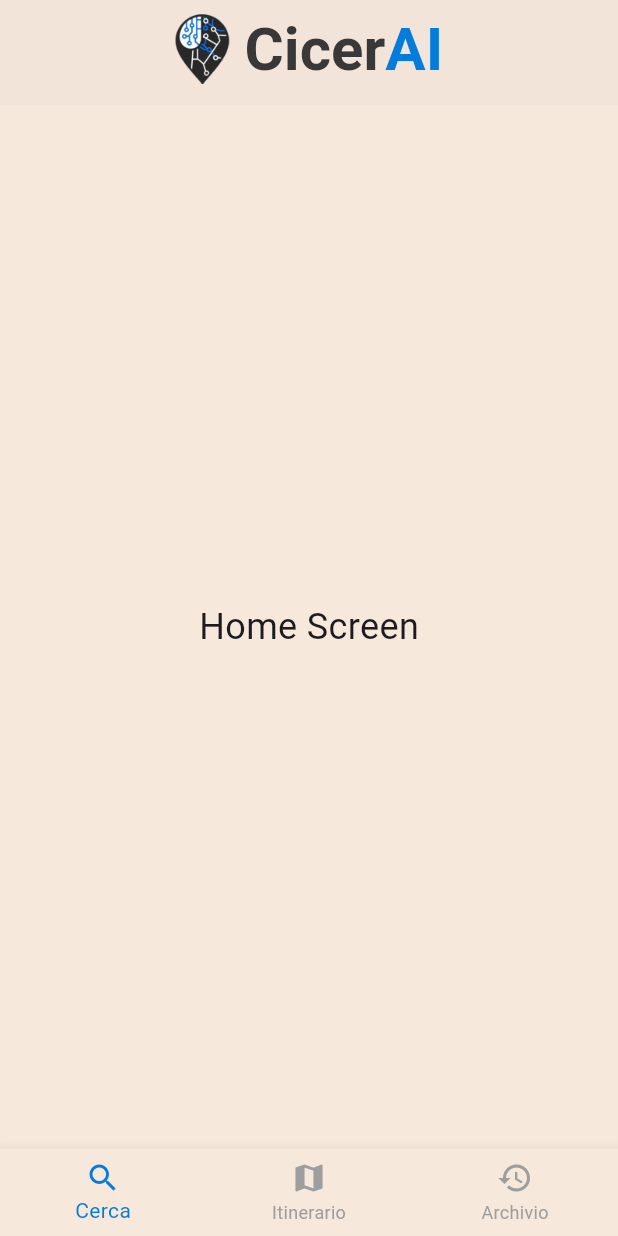
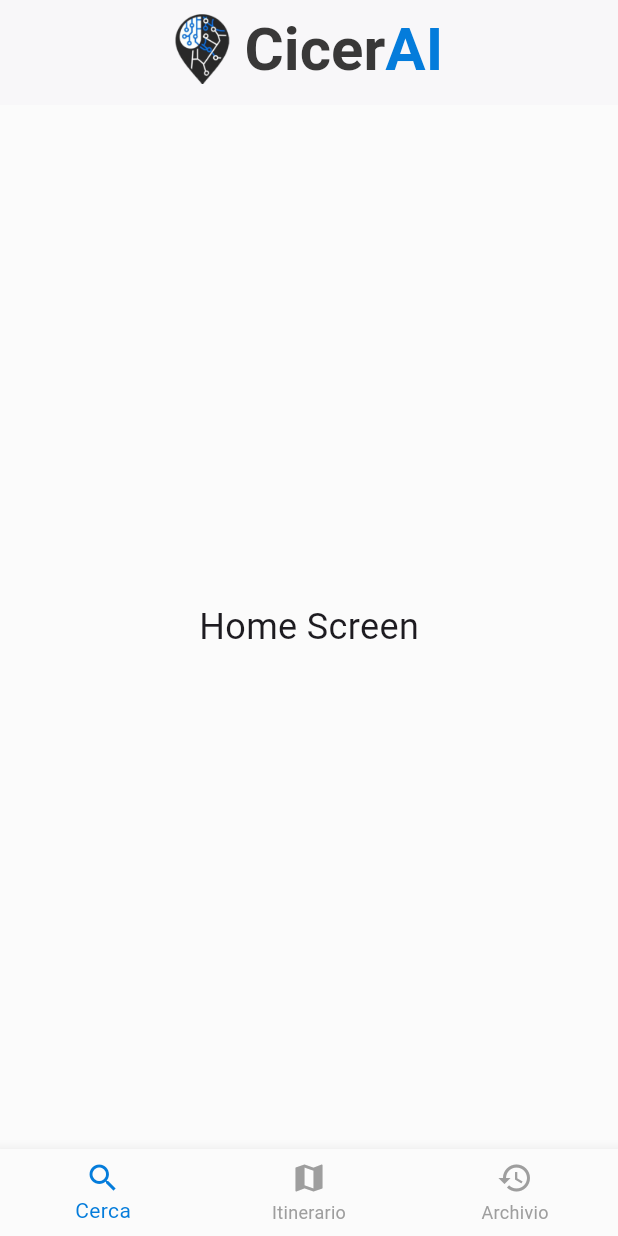
Before and after one commit to alessandrosaddo/CicerAI, a Flutter app: the screen it shows after launch, on a phone screen of 412 x 824 dp. Run offline on Flutter 3.47's test engine with Material 3 defaults, Android fonts, the light colour scheme and no system bars; our stand-ins replace geocoding, geolocator, google_fonts.

Commit message:
add lightBorderColor and lightWidgetBackground in AppColors

```diff
--- a/lib/themes/colors.dart
+++ b/lib/themes/colors.dart
@@ -2,10 +2,12 @@ import 'package:flutter/material.dart';
 
 class AppColors {
   // Tema Chiaro
-  static const lightBackground = Color(0xFFF6E8DB);
+  static const lightBackground = Color(0xFFFBFBFB);
   static const lightPrimary = Color(0xFF047CDB);
   static const lightSecondary = Color(0xFFFAF3E9);
   static const lightText = Color(0xFF393838);
+  static const lightBorderColor = Color(0xFFBDD4E7);
+  static const lightWidgetBackground = Color(0xFFF6F3EB);
 
   // Tema Scuro
   static const darkBackground = Color(0xFF0F0F0F);
```
